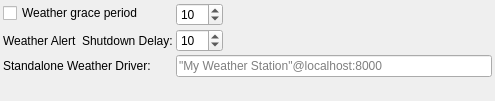
Above: kstars/ekos/scheduler/opsweathersettings.ui from KDE/kstars before the change. Below: the same form after it.
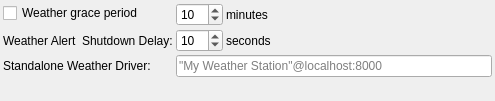
That is the form after the change.

Commit message: Correctly execute post-startup procedure when recoving from soft-shutdown

The edit to the form file:
```diff
--- a/kstars/ekos/scheduler/opsweathersettings.ui
+++ b/kstars/ekos/scheduler/opsweathersettings.ui
@@ -62,6 +62,13 @@
          </property>
         </widget>
        </item>
+       <item>
+        <widget class="QLabel" name="label_3">
+         <property name="text">
+          <string>minutes</string>
+         </property>
+        </widget>
+       </item>
        <item>
         <spacer name="horizontalSpacer">
          <property name="orientation">
@@ -99,6 +106,13 @@
          </property>
         </widget>
        </item>
+       <item>
+        <widget class="QLabel" name="label_4">
+         <property name="text">
+          <string>seconds</string>
+         </property>
+        </widget>
+       </item>
        <item>
         <spacer name="horizontalSpacer_2">
          <property name="orientation">
```
The commit also changes 1 other file.
